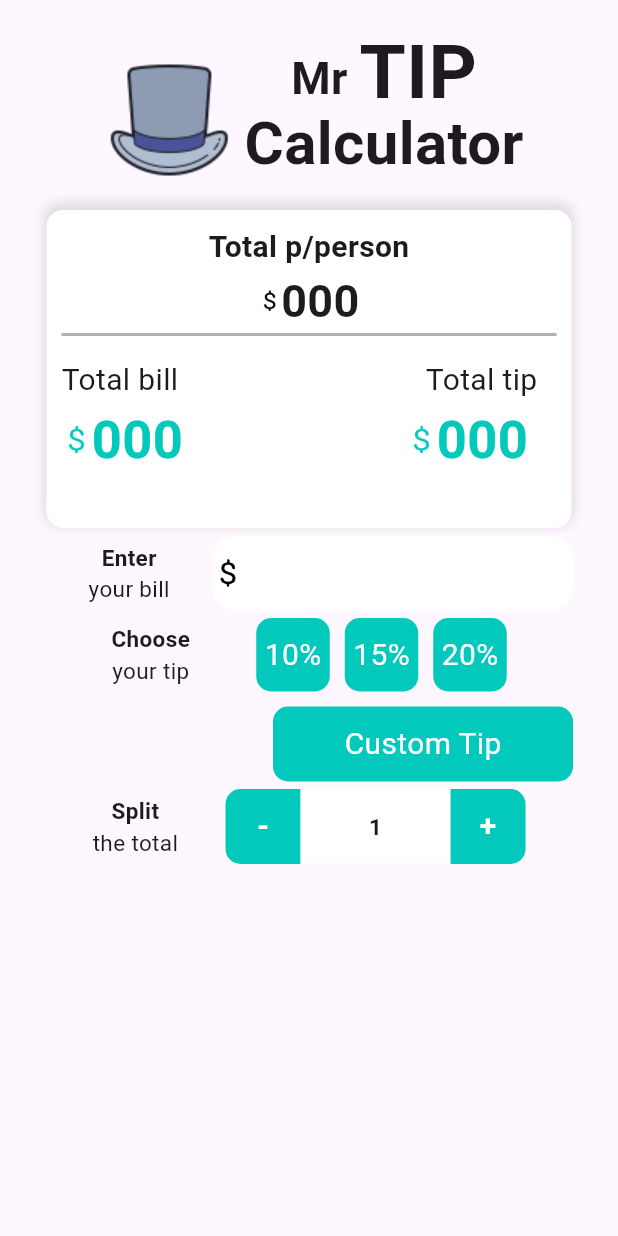
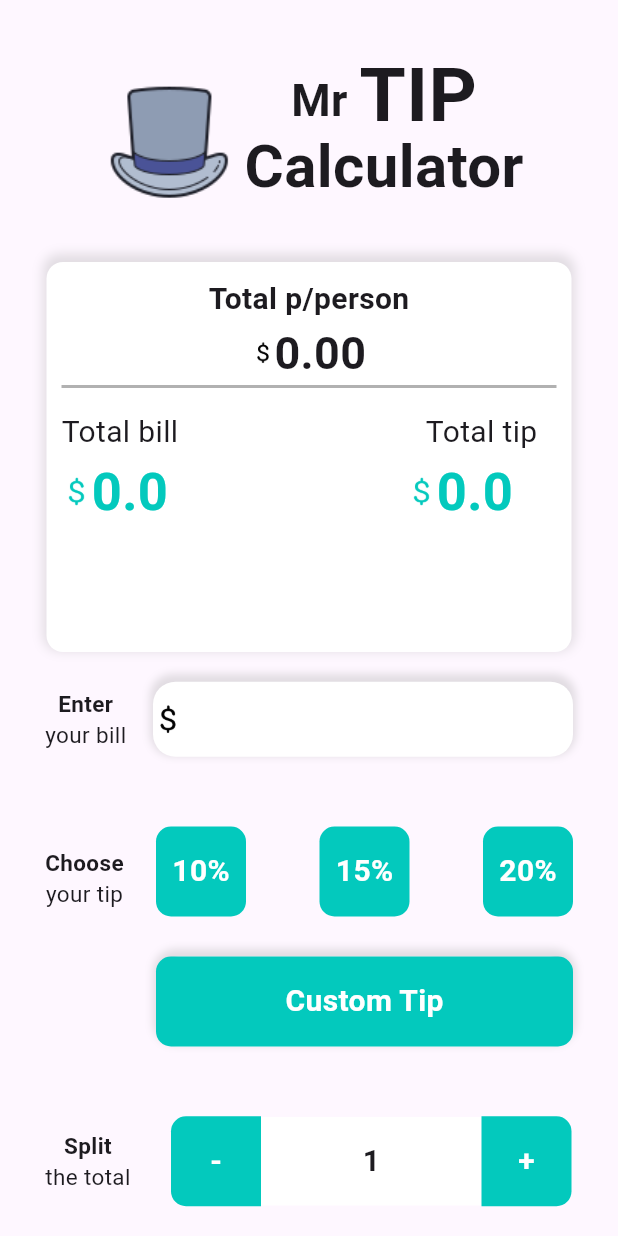
Before and after one commit to Chandera-Raghav/tip_calculator, a Flutter app: the screen it shows after launch, on a phone screen of 412 x 824 dp. Run offline on Flutter 3.47's test engine with Material 3 defaults, Android fonts, the light colour scheme and no system bars.

Commit message:
complete of calculation and all design or logic

```diff
--- a/lib/home_page_screen.dart
+++ b/lib/home_page_screen.dart
@@ -8,51 +8,40 @@ class HomePageScreen extends StatefulWidget {
 }
 
 class _HomePageScreenState extends State<HomePageScreen> {
-  String resultP = "000";
-  String resultTip = "000";
-  String resultTotal = "000";
-  late var flag = 0;
-  late var tip = 0;
-  late double cmTip=0;
+  num resultP = 00.00;
+  num resultTip = 00.00;
+  num resultTotal = 00.00;
+  late num flag = 0;
+  late int tip = 0;
+  late int fixTip = 0;
+  late num cmTip = 0;
   TextEditingController totalBillController = TextEditingController();
+  TextEditingController customTipController = TextEditingController();
   int person = 1;
+  bool isCustomTips = false;
   @override
   void initState() {
     super.initState();
     increaseNum();
     decreaseNum();
+    submitCustomTip();
+  }
 
-  }
   @override
   Widget build(BuildContext context) {
     return Scaffold(
+      resizeToAvoidBottomInset: false,
       body: Padding(
         padding: const EdgeInsets.symmetric(horizontal: 30),
         child: Center(
           child: Column(
+            mainAxisAlignment: MainAxisAlignment.spaceEvenly,
             children: [
-              const SizedBox(
-                height: 5,
-              ),
               const TopNavPageScreen(),
               calculaterScreen(),
-              const SizedBox(
-                width: double.infinity,
-                height: 5,
-              ),
               billEnterScreen(),
-              const SizedBox(
-                width: double.infinity,
-                height: 5,
-              ),
               chooseTipScreen(),
-              const SizedBox(height: 10, width: double.infinity,),
-              buttonCustomTip(),
-              const SizedBox(
-                width: double.infinity,
-                height: 5,
-              ),
-              splitTotalButton(),
+              splitTotalButton()
             ],
           ),
         ),
@@ -63,14 +52,12 @@ class _HomePageScreenState extends State<HomePageScreen> {
   calculaterScreen() {
     return Container(
       width: 350,
-      height: 212,
+      height: 260,
       padding: const EdgeInsets.all(10),
       margin: const EdgeInsets.only(top: 10),
       decoration: BoxDecoration(
           color: Colors.white,
           borderRadius: BorderRadius.circular(11),
-          // border: Border.all(color: Colors.black, width: 1),
-
           boxShadow: [
             BoxShadow(
                 color: Colors.grey.withOpacity(0.3),
@@ -94,7 +81,7 @@ class _HomePageScreenState extends State<HomePageScreen> {
                 height: 15,
               ),
               Text(
-                resultP,
+                resultP.toStringAsFixed(2).toString(),
                 style:
                     const TextStyle(fontWeight: FontWeight.bold, fontSize: 30),
               ),
@@ -124,7 +111,7 @@ class _HomePageScreenState extends State<HomePageScreen> {
                         color: const Color(0xFF03C9BD),
                       ),
                       Text(
-                        resultTotal,
+                        '$resultTotal',
                         style: const TextStyle(
                             fontWeight: FontWeight.bold,
                             color: Color(0xFF03C9BD),
@@ -153,7 +140,7 @@ class _HomePageScreenState extends State<HomePageScreen> {
                       color: const Color(0xFF03C9BD),
                     ),
                     Text(
-                      resultTip,
+                      '$resultTip',
                       style: const TextStyle(
                           fontSize: 35,
                           fontWeight: FontWeight.bold,
@@ -171,10 +158,11 @@ class _HomePageScreenState extends State<HomePageScreen> {
 
   billEnterScreen() {
     return Row(
-      mainAxisAlignment: MainAxisAlignment.spaceEvenly,
+      mainAxisAlignment: MainAxisAlignment.spaceBetween,
       children: [
-        const Expanded(
-          child: Column(
+        Container(
+          margin: const EdgeInsets.all(0),
+          child: const Column(
             children: [
               Text(
                 "Enter",
@@ -188,10 +176,18 @@ class _HomePageScreenState extends State<HomePageScreen> {
           ),
         ),
         Container(
-          width: 240,
+          width: 280,
           height: 50,
           decoration: BoxDecoration(
-              color: Colors.white, borderRadius: BorderRadius.circular(15)),
+              color: Colors.white,
+              borderRadius: BorderRadius.circular(15),
+              boxShadow: [
+                BoxShadow(
+                    color: Colors.grey.withOpacity(0.3),
+                    blurRadius: 4,
+                    spreadRadius: 2,
+                    offset: const Offset(0, -3))
+              ]),
           child: Row(
             children: [
               SizedBox(
@@ -201,7 +197,7 @@ class _HomePageScreenState extends State<HomePageScreen> {
                 height: 20,
               )),
               SizedBox(
-                  width: 100,
+                  width: 200,
                   child: TextField(
                     controller: totalBillController,
                     keyboardType: TextInputType.number,
@@ -216,8 +212,14 @@ class _HomePageScreenState extends State<HomePageScreen> {
   }
 
   chooseTipScreen() {
-    return Row(mainAxisAlignment: MainAxisAlignment.spaceEvenly, children: [
-          const Column(
+    return Row(
+        mainAxisAlignment: MainAxisAlignment.spaceBetween,
+        crossAxisAlignment: CrossAxisAlignment.start,
+        children: [
+          Container(
+            height: 60,
+            margin: const EdgeInsets.only(top: 40),
+            child: const Column(
               children: [
                 Text(
                   "Choose",
@@ -229,58 +231,82 @@ class _HomePageScreenState extends State<HomePageScreen> {
                 )
               ],
             ),
-          SizedBox(
-    child: Row(
+          ),
+          Container(
+            margin: const EdgeInsets.all(0),
+            width: 278,
+            height: 200,
+            child: Column(
               mainAxisAlignment: MainAxisAlignment.spaceEvenly,
               children: [
+                Row(
+                  mainAxisAlignment: MainAxisAlignment.spaceBetween,
+                  children: [
                     InkWell(
-          onTap: (){
-            tip = int.parse('10%');
+                      onTap: () {
+                        fixTip = 10;
+                        submitCustomTip();
                       },
                       child: Container(
-              width: 49,
-              height: 49,
+                          width: 60,
+                          height: 60,
                           decoration: BoxDecoration(
                               borderRadius: BorderRadius.circular(10),
                               color: const Color(0xFF03C9BD)),
                           child: const Center(
                               child: Text(
                             "10%",
-                style: TextStyle(fontSize: 20, color: Colors.white),
+                            style: TextStyle(
+                                fontSize: 20,
+                                color: Colors.white,
+                                fontWeight: FontWeight.bold),
                           ))),
                     ),
-        const SizedBox(width: 10,),
                     InkWell(
-          onTap: (){
-            tip= int.parse('15%');
+                      onTap: () {
+                        fixTip = 15;
+                        submitCustomTip();
                       },
                       child: Container(
-              width: 49,
-              height: 49,
+                          width: 60,
+                          height: 60,
                           decoration: BoxDecoration(
                               borderRadius: BorderRadius.circular(10),
                               color: const Color(0xFF03C9BD)),
                           child: const Center(
                               child: Text(
                             "15%",
-                style: TextStyle(fontSize: 20, color: Colors.white),
+                            style: TextStyle(
+                                fontSize: 20,
+                                fontWeight: FontWeight.bold,
+                                color: Colors.white),
                           ))),
                     ),
-        const SizedBox(width: 10,),
                     InkWell(
-          onTap: (){tip= int.parse('20%');},
+                      onTap: () {
+                        fixTip = 20;
+                        submitCustomTip();
+                      },
                       child: Container(
-            width: 49,
-            height: 49,
+                        width: 60,
+                        height: 60,
                         decoration: BoxDecoration(
                             borderRadius: BorderRadius.circular(10),
                             color: const Color(0xFF03C9BD)),
                         child: const Center(
                             child: Text(
                           "20%",
-              style: TextStyle(fontSize: 20, color: Colors.white),
+                          style: TextStyle(
+                              fontSize: 20,
+                              fontWeight: FontWeight.bold,
+                              color: Colors.white),
                         )),
                       ),
+                    )
+                  ],
+                ),
+                Row(
+                  children: [buttonCustomTip()],
                 )
               ],
             ),
@@ -292,25 +318,69 @@ class _HomePageScreenState extends State<HomePageScreen> {
     return Row(
       mainAxisAlignment: MainAxisAlignment.end,
       children: [
+        Padding(
+          padding: const EdgeInsets.all(0.0),
+          child: Stack(
+            children: [
               InkWell(
                 onTap: (){
-              cmTip = int.parse(totalBillController.text) / tip;
-              cmTip.toStringAsFixed(2);
-              setState(() {
-
-              });
+                  isCustomTips = false;
+                  setState(() {});
                 },
                 child: Container(
+                  width: 278,
+                  height: 60,
+                  decoration: BoxDecoration(
+                      color: Colors.white,
+                      borderRadius: BorderRadius.circular(15),
+                      boxShadow: [
+                        BoxShadow(
+                            color: Colors.grey.withOpacity(0.3),
+                            blurRadius: 4,
+                            spreadRadius: 2,
+                            offset: const Offset(0, -3))
+                      ]),
+                  child: Row(
+                    children: [
+                      const SizedBox(
+                          child: Icon(Icons.percent, weight: 20,)),
+                      SizedBox(
                           width: 200,
-            height: 50,
+                          child: TextField(
+                            controller: customTipController,
+                            keyboardType: TextInputType.number,
+                            style: const TextStyle(fontSize: 20),
+                            decoration:
+                                const InputDecoration(border: InputBorder.none),
+                          ))
+                    ],
+                  ),
+                ),
+              ),
+              isCustomTips
+                  ? Container()
+                  : InkWell(
+                      onTap: () {
+                        isCustomTips = true;
+                        setState(() {});
+                      },
+                      child: Container(
+                        width: 278,
+                        height: 60,
                         decoration: BoxDecoration(
                             borderRadius: BorderRadius.circular(10),
                             color: const Color(0xFF03C9BD)),
                         child: const Center(
                             child: Text(
                           "Custom Tip",
-              style: TextStyle(fontSize: 20, color: Colors.white),
+                          style: TextStyle(
+                              fontSize: 20,
+                              fontWeight: FontWeight.bold,
+                              color: Colors.white),
                         )),
+                      ),
+                    ),
+            ],
           ),
         ),
       ],
@@ -320,9 +390,11 @@ class _HomePageScreenState extends State<HomePageScreen> {
   splitTotalButton() {
     return SizedBox(
       child: Row(
-        mainAxisAlignment: MainAxisAlignment.spaceEvenly,
+        mainAxisAlignment: MainAxisAlignment.spaceBetween,
         children: [
-          const Column(
+          Container(
+            margin: const EdgeInsets.all(0),
+            child: const Column(
               children: [
                 SizedBox(
                   child: Text("Split",
@@ -339,15 +411,19 @@ class _HomePageScreenState extends State<HomePageScreen> {
                 )
               ],
             ),
-          Row(
+          ),
+          Container(
+            margin: const EdgeInsets.all(0),
+            width: 268,
+            child: Row(
               children: [
                 InkWell(
-                onTap: (){
+                  onTap: () {
                     flag = decreaseNum();
                   },
                   child: Container(
-                  width: 50,
-                  height: 50,
+                    width: 60,
+                    height: 60,
                     decoration: const BoxDecoration(
                         color: Color(0xFF03C9BD),
                         borderRadius:
@@ -363,28 +439,27 @@ class _HomePageScreenState extends State<HomePageScreen> {
                   ),
                 ),
                 Container(
-                width: 100,
-                height: 49,
+                  width: 147,
+                  height: 59,
                   decoration: const BoxDecoration(color: Colors.white),
                   child: Center(
                       child: Text(
                     '$person',
                     style: const TextStyle(
-                      fontSize: 15, fontWeight: FontWeight.bold),
+                        fontSize: 20, fontWeight: FontWeight.bold),
                   )),
                 ),
                 InkWell(
-                onTap: (){
+                  onTap: () {
                     flag = increaseNum();
-
                   },
                   child: Container(
-                  width: 50,
-                  height: 50,
+                    width: 60,
+                    height: 60,
                     decoration: const BoxDecoration(
                         color: Color(0xFF03C9BD),
-                      borderRadius:
-                          BorderRadius.horizontal(right: Radius.circular(10))),
+                        borderRadius: BorderRadius.horizontal(
+                            right: Radius.circular(10))),
                     child: const Center(
                         child: Text(
                       "+",
@@ -397,20 +472,36 @@ class _HomePageScreenState extends State<HomePageScreen> {
                 )
               ],
             ),
+          ),
         ],
       ),
     );
   }
-  increaseNum(){
+
+  increaseNum() {
     person++;
-    setState(() {
+    submitCustomTip();
+  }
 
-    });
-  }
-  decreaseNum(){
-    person>2 ? person-- : person = 1;
-    setState(() {
-
-    });
+  decreaseNum() {
+    if (person > 1) {
+      person--;
+      submitCustomTip();
+    } else {
+      person = 1;
     }
   }
+
+  submitCustomTip() {
+    if (totalBillController.text != "") {
+      resultTotal = double.parse(totalBillController.text.toString());
+      tip = int.parse(customTipController.text.toString())>=1 ? int.parse(customTipController.text.toString()) : fixTip;
+      resultTip = resultTotal * (tip / 100);
+      cmTip = resultTotal + resultTip;
+      resultP = cmTip / person;
+      setState(() {});
+    } else {
+      person = 1;
+    }
+  }
+}
```
Lines whose indentation alone changed are shown as unchanged.
